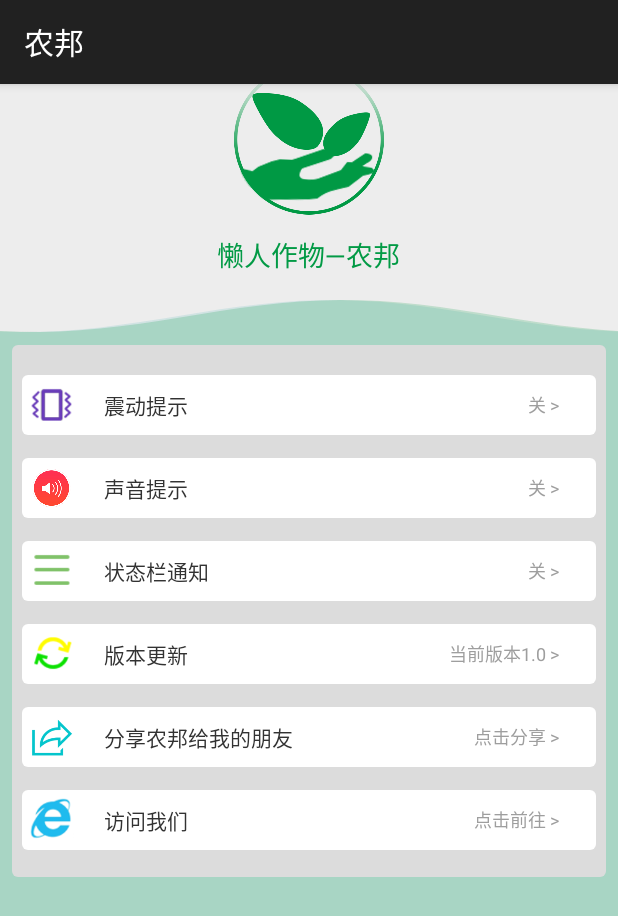
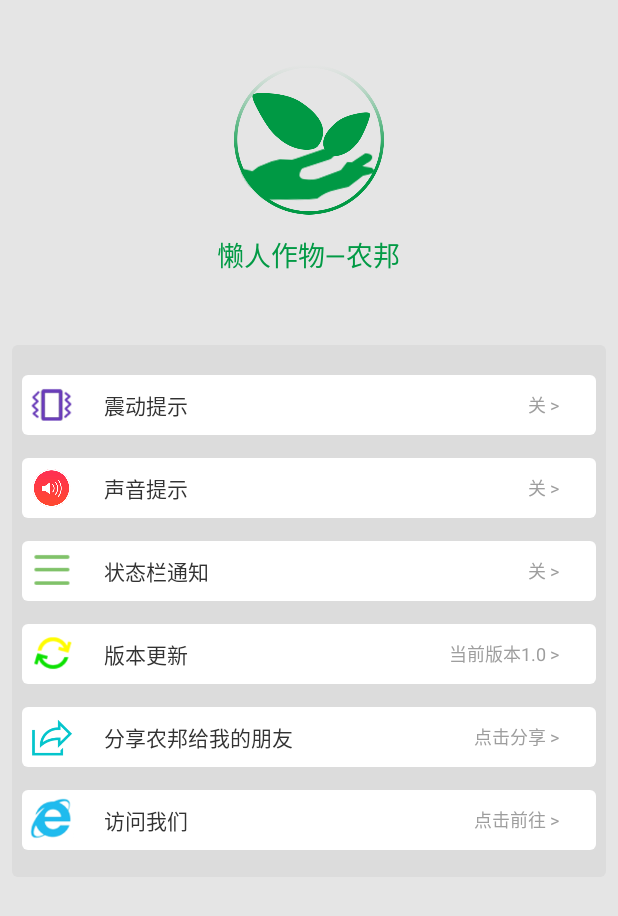
Before and after one commit to conesat/githubnongbang, an Android app: the SettingActivity screen opened directly, with no data from a screen before it, on a phone screen of 412 x 824 dp. Shown: the top 916 px of the screen. Run offline under Robolectric (Android 15) with nearby library versions, the phone set to English and light mode, and no system bars.

Commit message:
更新我的界面

```diff
--- a/app/build.gradle
+++ b/app/build.gradle
@@ -26,7 +26,6 @@ dependencies {
     })
     compile files('libs/ksoap2-android-assembly-3.2.0-jar-with-dependencies.jar')
     compile files('libs/GifView.jar')
-    compile project(':library')
     compile files('libs/picasso-2.5.2.jar')
     compile 'com.android.support:appcompat-v7:25.1.1'
     compile 'com.android.support.constraint:constraint-layout:1.0.2'
--- a/app/src/main/AndroidManifest.xml
+++ b/app/src/main/AndroidManifest.xml
@@ -96,7 +96,8 @@
         <activity android:name=".APRQActivity" />
         <activity android:name=".MainActivity" />
         <activity android:name=".test" />
-        <activity android:name=".SettingActivity"></activity>
+        <activity android:name=".SettingActivity"
+            android:theme="@style/Theme.AppCompat.NoActionBar"></activity>
     </application>
 
 </manifest>
--- a/app/src/main/res/layout/activity_setting.xml
+++ b/app/src/main/res/layout/activity_setting.xml
@@ -6,18 +6,6 @@
     android:background="#e5e5e5"
     android:layout_height="match_parent">
 
-    <com.john.waveview.WaveView
-        android:paddingTop="200dp"
-        android:id="@+id/wave_view"
-        android:layout_width="match_parent"
-        android:layout_height="match_parent"
-        android:background="#ededed"
-        wave:above_wave_color="#029a45"
-        wave:blow_wave_color="#029a97"
-        wave:progress="10"
-        wave:wave_height="large"
-        app:wave_hz="slow"
-        wave:wave_length="middle" />
 
     <LinearLayout
         android:layout_width="match_parent"
--- a/app/src/main/res/layout/wd_layout.xml
+++ b/app/src/main/res/layout/wd_layout.xml
@@ -212,6 +212,7 @@
                 android:orientation="horizontal">
 
                 <TextView
+                    android:id="@+id/wd_setting"
                     android:layout_width="wrap_content"
                     android:layout_height="wrap_content"
                     android:layout_weight="1"
--- a/settings.gradle
+++ b/settings.gradle
@@ -1,2 +1,2 @@
-include ':app', ':library', ':circleprogressbar'
+include ':app', ':circleprogressbar'
 include ':openCVLibrary331'
```
Also changed, not shown: app/src/main/java/nongbang/hg/nongbang/MainActivity.java (+8 -0 lines), app/src/main/res/layout/main.xml (+0 -11 lines).
